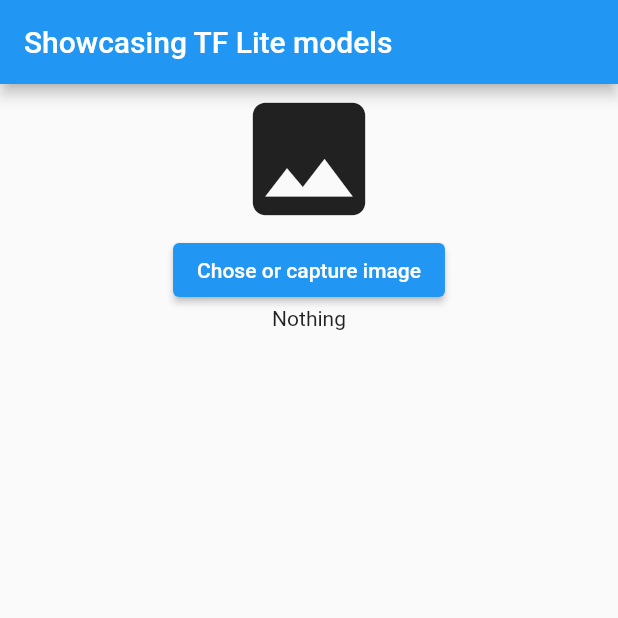
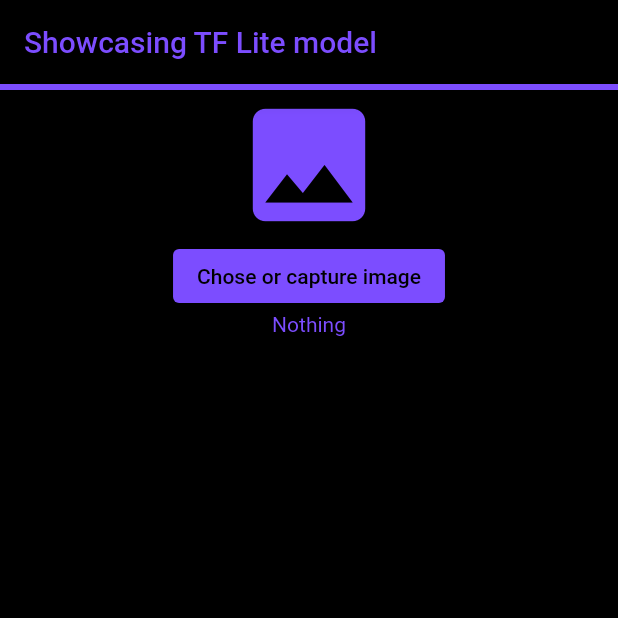
Before and after one commit to NoobKozlegeny/models_showcase, a Flutter app: the screen it shows after launch, on a phone screen of 412 x 824 dp, the top half of it. Run offline on Flutter 3.47's test engine with Material 2 defaults, Android fonts, the phone set to English and light mode, and no system bars; our stand-ins replace image_gallery_saver, image_picker, permission_handler; missing offline and left inert: tflite.

Commit message:
Finally made a normally working model

```diff
--- a/lib/main.dart
+++ b/lib/main.dart
@@ -1,9 +1,5 @@
-//import 'package:firebase_ml_model_downloader/firebase_ml_model_downloader.dart';
 import 'dart:typed_data';
-
 import 'package:flutter/material.dart';
-//import 'package:firebase_core/firebase_core.dart';
-//import 'firebase_options.dart';
 import 'dart:io';
 import 'package:image_picker/image_picker.dart';
 import 'package:permission_handler/permission_handler.dart';
@@ -13,9 +9,6 @@ import 'package:image_gallery_saver/image_gallery_saver.dart';
 
 void main() async {
   WidgetsFlutterBinding.ensureInitialized();
-  // await Firebase.initializeApp(
-  //   options: DefaultFirebaseOptions.currentPlatform,
-  // );
 
   runApp(HomePage());
 }
@@ -40,27 +33,9 @@ class _HomePageState extends State<HomePage> {
     loadModelFiles();
   }
 
-  // void downloadModel() {
-  //   FirebaseModelDownloader.instance
-  //       .getModel(
-  //           'mobilenetv2_classification',
-  //           FirebaseModelDownloadType.localModel,
-  //           FirebaseModelDownloadConditions(
-  //             iosAllowsCellularAccess: true,
-  //             iosAllowsBackgroundDownloading: false,
-  //             androidChargingRequired: false,
-  //             androidWifiRequired: false,
-  //             androidDeviceIdleRequired: false,
-  //           ))
-  //       .then((customModel) {
-  //     final localModelPath = customModel.file;
-  //     print('Model downloaded! ${localModelPath as String}');
-  //   });
-  // }
-
   Future<void> loadModelFiles() async {
     String? res = await Tflite.loadModel(
-        model: "assets/mobilenetv2_model.tflite",
+        model: "assets/mobilenetv2_model_tutorial.tflite",
         labels: "assets/labels.txt",
         numThreads: 1, // defaults to 1
         isAsset:
@@ -71,10 +46,9 @@ class _HomePageState extends State<HomePage> {
   }
 
   Future<void> doImageClassification() async {
-
     var recognitions = await Tflite.runModelOnImage(
         path: _image.path, // required
-        imageMean: 127.5, // defaults to 117.0
+        imageMean: 117, // defaults to 117.0
         imageStd: 1, // defaults to 1.0
         numResults: 5, // defaults to 5
         threshold: 0.2, // defaults to 0.1
@@ -86,14 +60,11 @@ class _HomePageState extends State<HomePage> {
     _writeData();
 
     if (recognitions != null) {
-      recognitions.forEach((element) {
-        result = element['label'];
-      });
+      result = recognitions.first['label'];
       setState(() {
         result;
       });
     }
-
   }
 
   Future<void> choseImageFromGallery() async {
@@ -101,7 +72,6 @@ class _HomePageState extends State<HomePage> {
         await imagePicker.pickImage(source: ImageSource.gallery) as XFile;
     setState(() {
       _image = File(pickedFile.path);
-      saveImage();
       doImageClassification();
     });
   }
@@ -111,39 +81,8 @@ class _HomePageState extends State<HomePage> {
         await imagePicker.pickImage(source: ImageSource.camera) as XFile;
     setState(() {
       _image = File(pickedFile.path);
-      saveImage();
       doImageClassification();
     });
-  }
-
-  Future<void> saveImage() async {
-
-    // var status = await Permission.storage.status;
-    // while (status.isDenied) {
-    //   // You can request multiple permissions at once.
-    //   Map<Permission, PermissionStatus> statuses = await [
-    //     Permission.storage,
-    //     Permission.camera,
-    //   ].request();
-    //   print(statuses[Permission.storage]); // it should print PermissionStatus.granted
-    // }
-    //
-    // Uint8List bytes = await _image.readAsBytes();
-    // var result = await ImageGallerySaver.saveImage(
-    //     bytes,
-    //     quality: 100,
-    //     name: _image.path.split('/').last
-    // );
-    //
-    // if(result["isSuccess"] == true){
-    //   print("Image saved successfully.");
-    //
-    //   setState(() {
-    //
-    //   });
-    // }else{
-    //   print(result["errorMessage"]);
-    // }
   }
 
   // Writing to text
@@ -166,29 +105,46 @@ class _HomePageState extends State<HomePage> {
     print('Saved to ${_dirPath}');
   }
 
-
   @override
   Widget build(BuildContext context) {
     return MaterialApp(
+      theme: new ThemeData(scaffoldBackgroundColor: Colors.black),
       home: Scaffold(
           appBar: AppBar(
-            title: Text('Showcasing TF Lite models'),
+            title: Text('Showcasing TF Lite model'),
+            backgroundColor: Colors.black,
+            foregroundColor: Colors.deepPurpleAccent,
+            bottom: PreferredSize(
+                child: Container(
+                  color: Colors.deepPurpleAccent,
+                  height: 4.0,
+                ),
+                preferredSize: Size.fromHeight(4.0)),
           ),
           body: Center(
             child: Column(
               children: [
                 _image.path != 'NoPath'
-                    ? Image.file(_image, width: 224, height: 224,)
+                    ? Image.file(
+                        _image,
+                        width: 224,
+                        height: 224,
+                      )
                     : Icon(
                         Icons.image,
                         size: 100,
+                        color: Colors.deepPurpleAccent,
                       ),
                 ElevatedButton(
                   onPressed: choseImageFromGallery,
                   onLongPress: captureImage,
-                  child: Text('Chose or capture image'),
+                  style: ButtonStyle(backgroundColor: MaterialStateProperty.all(Colors.deepPurpleAccent)),
+                  child: Text(
+                    'Chose or capture image',
+                    style: TextStyle(color: Colors.black),
+                  ),
                 ),
-                Text(result),
+                Text(result, style: TextStyle(color: Colors.deepPurpleAccent),),
               ],
             ),
           )),
--- a/pubspec.yaml
+++ b/pubspec.yaml
@@ -69,7 +69,7 @@ flutter:
   # To add assets to your application, add an assets section, like this:
   assets:
     - assets/labels.txt
-    - assets/mobilenetv2_model.tflite
+    - assets/
 
   # An image asset can refer to one or more resolution-specific "variants", see
   # https://flutter.dev/assets-and-images/#resolution-aware
```
Also changed, not shown: lib/tensorflow.dart (deleted, +0 -40 lines), lib/firebase_options.dart (deleted), 2 other files.
